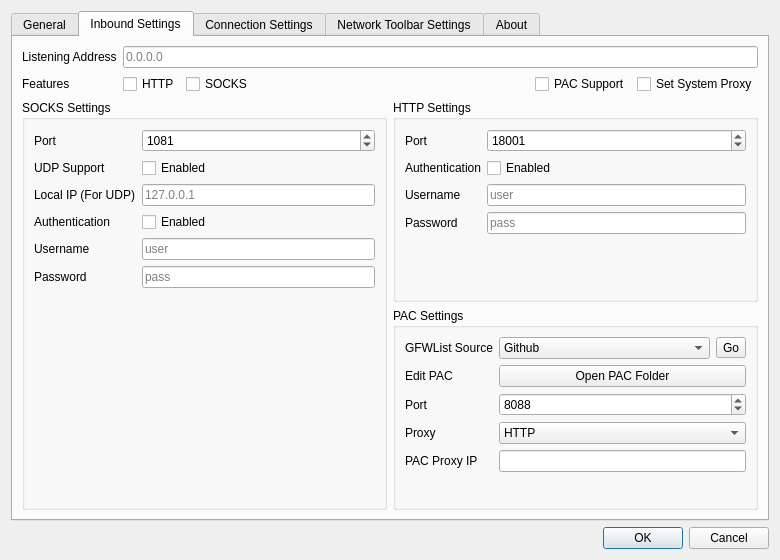
The window that src/ui/w_PrefrencesWindow.ui (darsvador/qvssr) describes before a commit, drawn with Qt 5.
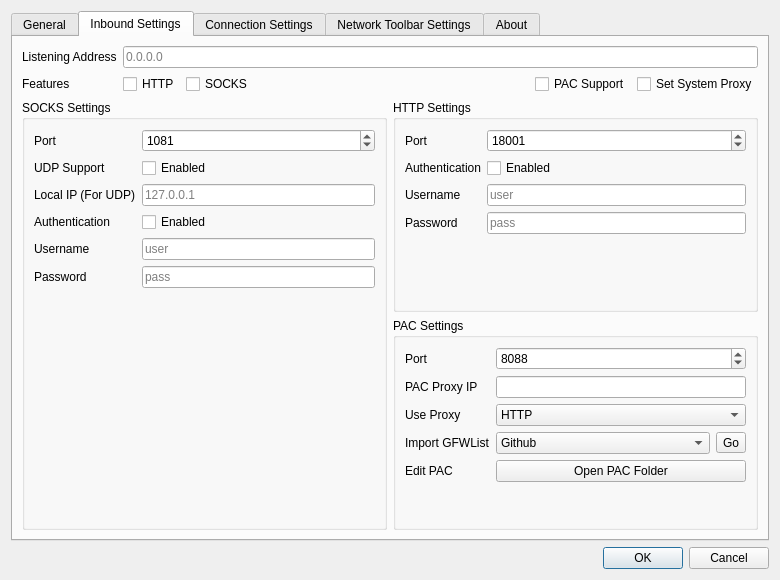
The same window after the commit. The open tabs and pages were chosen to show the change. Icons and pictures are not drawn.

What changed in the file:
```diff
--- a/src/ui/w_PrefrencesWindow.ui
+++ b/src/ui/w_PrefrencesWindow.ui
@@ -7,13 +7,13 @@
     <x>0</x>
     <y>0</y>
     <width>780</width>
-    <height>560</height>
+    <height>580</height>
    </rect>
   </property>
   <property name="minimumSize">
    <size>
     <width>780</width>
-    <height>560</height>
+    <height>578</height>
    </size>
   </property>
   <property name="windowTitle">
@@ -477,13 +477,64 @@
            </property>
            <layout class="QFormLayout" name="formLayout_11">
             <item row="0" column="0">
+             <widget class="QLabel" name="label_57">
+              <property name="text">
+               <string>Port</string>
+              </property>
+             </widget>
+            </item>
+            <item row="0" column="1">
+             <widget class="QSpinBox" name="pacPortSB">
+              <property name="minimum">
+               <number>1</number>
+              </property>
+              <property name="maximum">
+               <number>65535</number>
+              </property>
+              <property name="value">
+               <number>8088</number>
+              </property>
+             </widget>
+            </item>
+            <item row="1" column="0">
+             <widget class="QLabel" name="label_56">
+              <property name="text">
+               <string>PAC Proxy IP</string>
+              </property>
+             </widget>
+            </item>
+            <item row="1" column="1">
+             <widget class="QLineEdit" name="pacProxyTxt"/>
+            </item>
+            <item row="2" column="0">
+             <widget class="QLabel" name="label_63">
+              <property name="text">
+               <string>Use Proxy</string>
+              </property>
+             </widget>
+            </item>
+            <item row="2" column="1">
+             <widget class="QComboBox" name="pacProxyCB">
+              <item>
+               <property name="text">
+                <string>HTTP</string>
+               </property>
+              </item>
+              <item>
+               <property name="text">
+                <string>SOCKS</string>
+               </property>
+              </item>
+             </widget>
+            </item>
+            <item row="3" column="0">
              <widget class="QLabel" name="label_58">
               <property name="text">
-               <string>GFWList Source</string>
+               <string>Import GFWList</string>
               </property>
              </widget>
             </item>
-            <item row="0" column="1">
+            <item row="3" column="1">
              <layout class="QHBoxLayout" name="horizontalLayout_2">
               <item>
                <widget class="QComboBox" name="gfwListCB">
@@ -533,71 +584,20 @@
               </item>
              </layout>
             </item>
-            <item row="1" column="0">
+            <item row="4" column="0">
              <widget class="QLabel" name="label_62">
               <property name="text">
                <string>Edit PAC</string>
               </property>
              </widget>
             </item>
-            <item row="1" column="1">
+            <item row="4" column="1">
              <widget class="QPushButton" name="pushButton">
               <property name="text">
                <string>Open PAC Folder</string>
               </property>
              </widget>
             </item>
-            <item row="2" column="0">
-             <widget class="QLabel" name="label_57">
-              <property name="text">
-               <string>Port</string>
-              </property>
-             </widget>
-            </item>
-            <item row="2" column="1">
-             <widget class="QSpinBox" name="pacPortSB">
-              <property name="minimum">
-               <number>1</number>
-              </property>
-              <property name="maximum">
-               <number>65535</number>
-              </property>
-              <property name="value">
-               <number>8088</number>
-              </property>
-             </widget>
-            </item>
-            <item row="3" column="0">
-             <widget class="QLabel" name="label_63">
-              <property name="text">
-               <string>Proxy</string>
-              </property>
-             </widget>
-            </item>
-            <item row="3" column="1">
-             <widget class="QComboBox" name="pacProxyCB">
-              <item>
-               <property name="text">
-                <string>HTTP</string>
-               </property>
-              </item>
-              <item>
-               <property name="text">
-                <string>SOCKS</string>
-               </property>
-              </item>
-             </widget>
-            </item>
-            <item row="4" column="1">
-             <widget class="QLineEdit" name="pacProxyTxt"/>
-            </item>
-            <item row="4" column="0">
-             <widget class="QLabel" name="label_56">
-              <property name="text">
-               <string>PAC Proxy IP</string>
-              </property>
-             </widget>
-            </item>
            </layout>
           </widget>
          </item>
```
Left out of the diff: 30 changed lines with no effect on the pictures.
